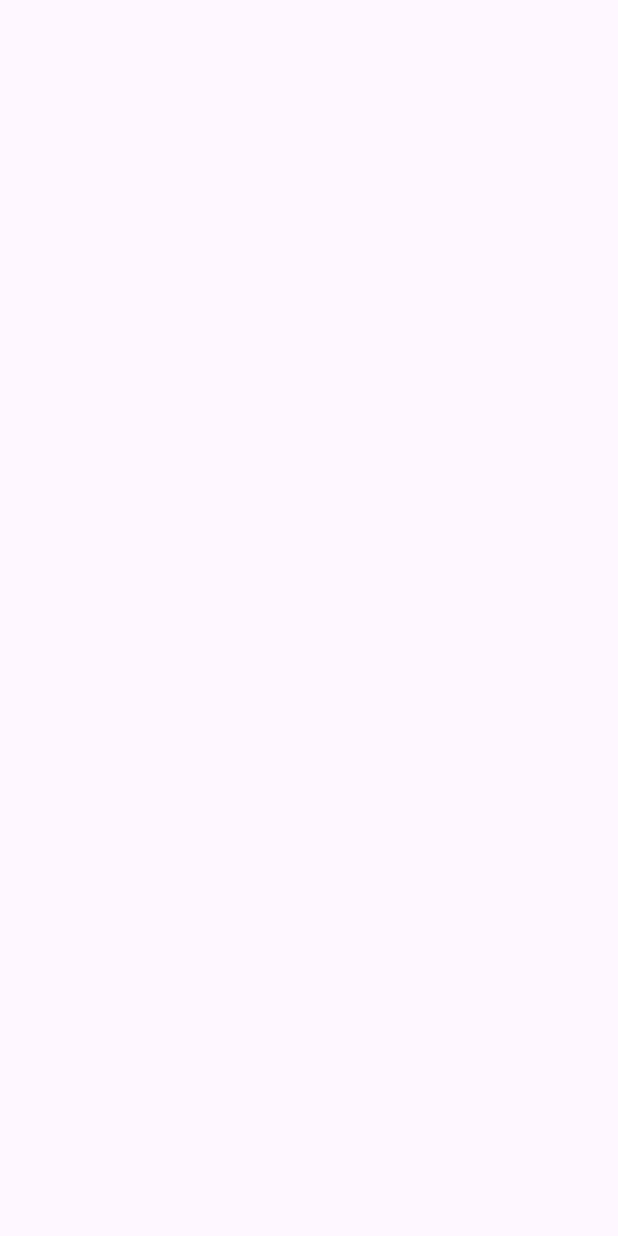
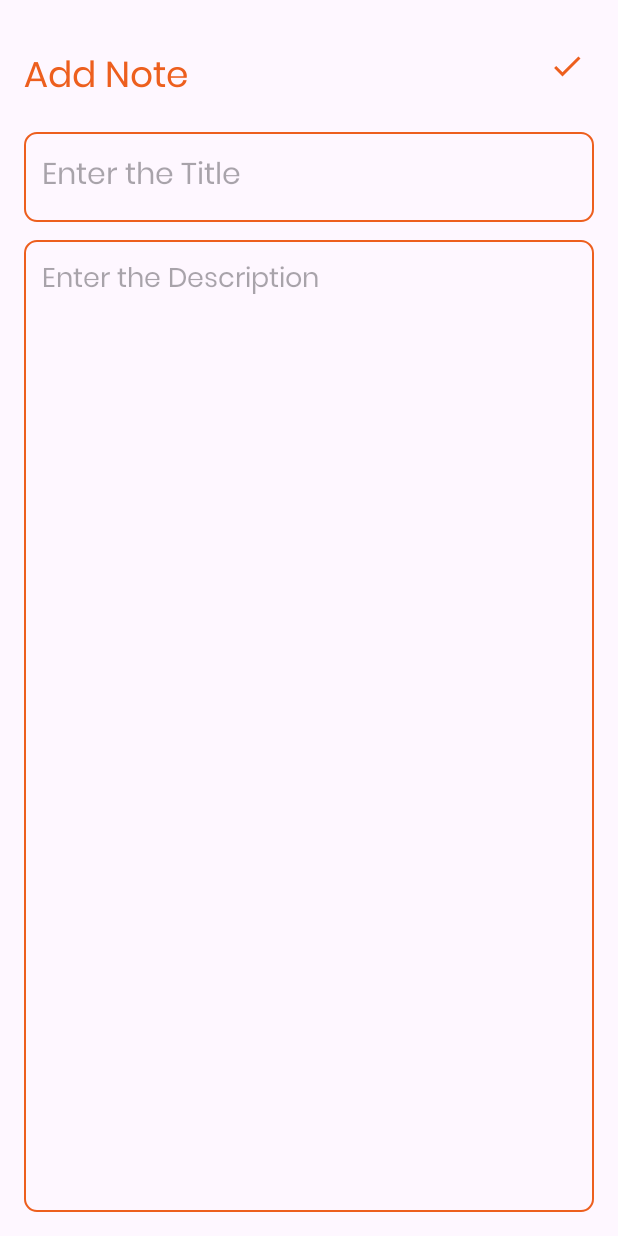
Before and after one commit to sasinduSilva/SQLiteNotesApp, an Android app: the AddNoteActivity screen opened directly, with no data from a screen before it, on a phone screen of 412 x 824 dp. Before the commit the screen is empty. Run offline under Robolectric (Android 15) with nearby library versions, the phone set to English and light mode, and no system bars.

```diff
--- a/app/src/main/java/com/example/notessqlite/AddNoteActivity.kt
+++ b/app/src/main/java/com/example/notessqlite/AddNoteActivity.kt
@@ -2,10 +2,27 @@ package com.example.notessqlite
 
 import androidx.appcompat.app.AppCompatActivity
 import android.os.Bundle
+import android.widget.Toast
+import com.example.notessqlite.databinding.ActivityAddNoteBinding
 
 class AddNoteActivity : AppCompatActivity() {
+
+    private lateinit var binding: ActivityAddNoteBinding
+    private lateinit var db: NoteDatabaseHelper
     override fun onCreate(savedInstanceState: Bundle?) {
         super.onCreate(savedInstanceState)
-        setContentView(R.layout.activity_add_note)
+        binding = ActivityAddNoteBinding.inflate(layoutInflater)
+        setContentView(binding.root)
+
+        db = NoteDatabaseHelper(this)
+
+        binding.saveButton.setOnClickListener{
+            val title = binding.titleEditText.text.toString()
+            val content = binding.contentEditText.text.toString()
+            val note = Note(0,title,content)
+            db.insertNote(note)
+            finish()
+            Toast.makeText(this,"Note Saved", Toast.LENGTH_SHORT).show()
+        }
     }
 }
--- a/app/src/main/res/drawable/baseline_done_24.xml
+++ b/app/src/main/res/drawable/baseline_done_24.xml
@@ -1,4 +1,4 @@
-<vector android:height="24dp" android:tint="#000000"
+<vector android:height="24dp" android:tint="#ed5f1e"
     android:viewportHeight="24" android:viewportWidth="24"
     android:width="24dp" xmlns:android="http://schemas.android.com/apk/res/android">
     <path android:fillColor="@android:color/white" android:pathData="M9,16.2L4.8,12l-1.4,1.4L9,19 21,7l-1.4,-1.4L9,16.2z"/>
--- a/app/src/main/res/layout/activity_add_note.xml
+++ b/app/src/main/res/layout/activity_add_note.xml
@@ -1,9 +1,62 @@
 <?xml version="1.0" encoding="utf-8"?>
-<androidx.constraintlayout.widget.ConstraintLayout xmlns:android="http://schemas.android.com/apk/res/android"
+<RelativeLayout
+    xmlns:android="http://schemas.android.com/apk/res/android"
     xmlns:app="http://schemas.android.com/apk/res-auto"
     xmlns:tools="http://schemas.android.com/tools"
     android:layout_width="match_parent"
     android:layout_height="match_parent"
+    android:padding="16dp"
     tools:context=".AddNoteActivity">
 
-</androidx.constraintlayout.widget.ConstraintLayout>
+    <TextView
+        android:id="@+id/addNoteHeading"
+        android:layout_width="wrap_content"
+        android:layout_height="wrap_content"
+        android:layout_alignParentTop="true"
+        android:layout_marginTop="16dp"
+        android:fontFamily="@font/poppins"
+        android:text="Add Note"
+        android:textColor="@color/orange"
+        android:textSize="24sp" />
+
+    <ImageView
+        android:id="@+id/saveButton"
+        android:layout_width="wrap_content"
+        android:layout_height="wrap_content"
+        app:srcCompat="@drawable/baseline_done_24"
+        android:layout_alignParentEnd="true"
+        android:layout_alignTop="@id/addNoteHeading"
+        android:layout_marginEnd="6dp"
+        />
+
+    <EditText
+        android:id="@+id/titleEditText"
+        android:layout_width="match_parent"
+        android:layout_height="60dp"
+        android:hint="Enter the Title"
+        android:padding="12dp"
+        android:textSize="20sp"
+        android:layout_below="@id/addNoteHeading"
+        android:background="@drawable/orange_border"
+        android:layout_marginTop="16dp"
+        android:maxLines="1"
+        android:inputType="text"
+        android:fontFamily="@font/poppins"
+         />
+
+    <EditText
+        android:id="@+id/contentEditText"
+        android:layout_width="match_parent"
+        android:layout_height="match_parent"
+        android:hint="Enter the Description"
+        android:gravity="top"
+        android:padding="12dp"
+        android:textSize="18sp"
+        android:layout_below="@id/titleEditText"
+        android:background="@drawable/orange_border"
+        android:layout_marginTop="12dp"
+        android:maxLines="1"
+        android:inputType="text"
+        android:fontFamily="@font/poppins"
+         />
+</RelativeLayout>
```
Also changed, not shown: app/src/main/java/com/example/notessqlite/MainActivity.kt (+11 -1 lines), app/src/main/java/com/example/notessqlite/Note.kt (added, +10 -0 lines), app/src/main/java/com/example/notessqlite/NoteDatabaseHelper.kt (added, +41 -0 lines), app/src/main/res/layout/activity_main.xml (+24 -0 lines), app/src/main/res/layout/note_item.xml (added, +47 -0 lines), app/src/main/res/font/poppins.ttf (added).
